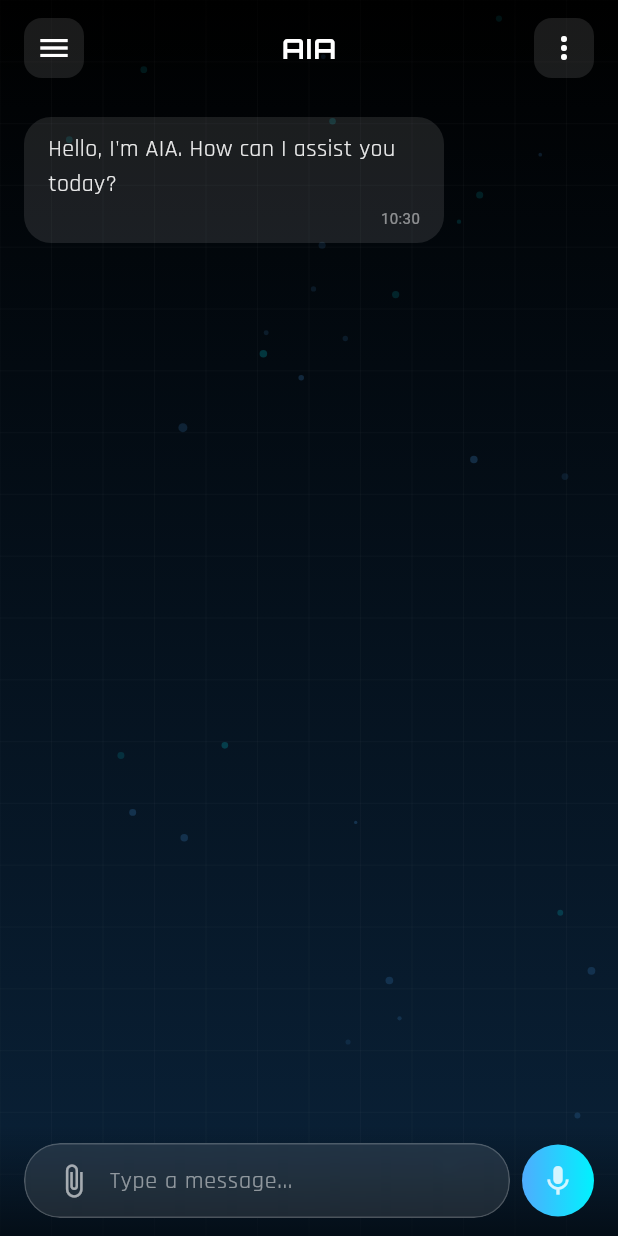
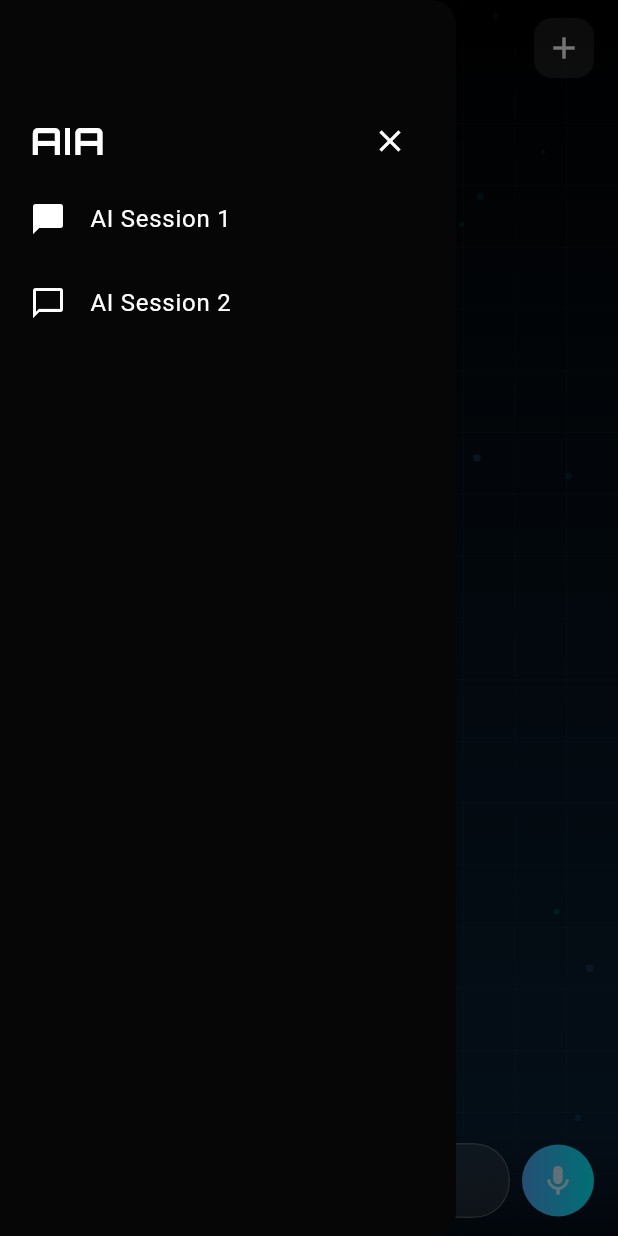
Before and after one commit to Christentimmy/AIA, a Flutter app: the ChatScreen screen opened by its route, with the side drawer open (before the commit the screen has no drawer), on a phone screen of 412 x 824 dp. Run offline on Flutter 3.47's test engine with Material 3 defaults, Android fonts, the light colour scheme and no system bars; our stand-ins replace get, google_fonts.

Commit message:
chatting functionality implemented

```diff
--- /dev/null
+++ b/lib/app/modules/chat/data/models/chat_model.dart
@@ -0,0 +1,33 @@
+class ChatModel {
+  String text;
+  final bool isUser;
+  final DateTime timestamp;
+  final bool isTyping;
+  final bool isStreaming;
+  bool isFirstMessage;
+
+  ChatModel({
+    required this.text,
+    required this.isUser,
+    required this.timestamp,
+    this.isTyping = false,
+    this.isStreaming = false,
+    this.isFirstMessage = false,
+  });
+
+  ChatModel copyWith({
+    String? text,
+    bool? isUser,
+    DateTime? timestamp,
+    bool? isTyping,
+    bool? isStreaming,
+  }) {
+    return ChatModel(
+      text: text ?? this.text,
+      isUser: isUser ?? this.isUser,
+      timestamp: timestamp ?? this.timestamp,
+      isTyping: isTyping ?? this.isTyping,
+      isStreaming: isStreaming ?? this.isStreaming,
+    );
+  }
+}
--- a/lib/app/modules/chat/models/chat_model.dart
+++ /dev/null
@@ -1,14 +0,0 @@
-
-class ChatModel {
-  final String text;
-  final bool isUser;
-  final DateTime timestamp;
-  final bool isTyping;
-
-  ChatModel({
-    required this.text,
-    required this.isUser,
-    required this.timestamp,
-    this.isTyping = false,
-  });
-}
--- a/lib/app/modules/chat/views/chat_screen.dart
+++ b/lib/app/modules/chat/views/chat_screen.dart
@@ -1,7 +1,8 @@
+import 'dart:async';
 import 'dart:math';
 import 'dart:ui';
 import 'package:aia/app/modules/chat/controller/chat_controller.dart';
-import 'package:aia/app/modules/chat/models/chat_model.dart';
+import 'package:aia/app/modules/chat/data/models/chat_model.dart';
 import 'package:aia/app/modules/chat/widgets/chat_background.dart';
 import 'package:flutter/material.dart';
 import 'package:get/get.dart';
@@ -9,13 +10,15 @@ import 'package:google_fonts/google_fonts.dart';
 import 'package:intl/intl.dart';
 
 class ChatScreen extends StatelessWidget {
-  const ChatScreen({super.key});
+  ChatScreen({super.key});
+
+  final controller = Get.find<ChatController>();
 
   @override
   Widget build(BuildContext context) {
-    final controller = Get.find<ChatController>();
-
     return Scaffold(
+      resizeToAvoidBottomInset: true,
+      drawer: const BuildDrawer(),
       body: Container(
         decoration: const BoxDecoration(
           gradient: LinearGradient(
@@ -31,8 +34,10 @@ class ChatScreen extends StatelessWidget {
           children: [
             // Background effects
             Positioned.fill(
-              child: Obx(() => _buildBackgroundEffects(
-                  controller.backgroundAnimValue.value)),
+              child: Obx(
+                () => _buildBackgroundEffects(
+                    controller.backgroundAnimValue.value),
+              ),
             ),
 
             SafeArea(
@@ -84,8 +89,11 @@ class ChatScreen extends StatelessWidget {
       child: Row(
         children: [
           // Back button
-          GestureDetector(
-            onTap: () => Get.back(),
+          Builder(builder: (context) {
+            return GestureDetector(
+              onTap: () {
+                Scaffold.of(context).openDrawer();
+              },
               child: Container(
                 padding: const EdgeInsets.all(8),
                 decoration: BoxDecoration(
@@ -97,7 +105,8 @@ class ChatScreen extends StatelessWidget {
                   color: Colors.white,
                 ),
               ),
-          ),
+            );
+          }),
 
           const Spacer(),
 
@@ -123,7 +132,7 @@ class ChatScreen extends StatelessWidget {
               borderRadius: BorderRadius.circular(12),
             ),
             child: const Icon(
-              Icons.more_vert,
+              Icons.add,
               color: Colors.white,
             ),
           ),
@@ -133,27 +142,46 @@ class ChatScreen extends StatelessWidget {
   }
 
   Widget _buildMessagesList(ChatController controller) {
-    return Obx(() => ListView.builder(
-          padding: const EdgeInsets.symmetric(horizontal: 16, vertical: 8),
+    return Obx(
+      () => ListView.builder(
+        padding: const EdgeInsets.symmetric(
+          horizontal: 16,
+          vertical: 8,
+        ),
         itemCount: controller.messages.length,
         reverse: false,
         itemBuilder: (context, index) {
           final message = controller.messages[index];
-            return _buildMessageItem(message, controller);
+          return _buildMessageItem(
+            message,
+            controller,
+            ValueKey(message.timestamp.toString()),
+          );
         },
-        ));
+      ),
+    );
   }
 
-  Widget _buildMessageItem(ChatModel message, ChatController controller) {
+  Widget _buildMessageItem(
+    ChatModel message,
+    ChatController controller,
+    Key key,
+  ) {
     if (message.isTyping) {
       return _buildTypingIndicator(controller);
     }
 
-    return Align(
-      alignment: message.isUser ? Alignment.centerRight : Alignment.centerLeft,
+    return KeyedSubtree(
+      key: key,
+      child: Align(
+        alignment:
+            message.isUser ? Alignment.centerRight : Alignment.centerLeft,
         child: Container(
-        margin: const EdgeInsets.symmetric(vertical: 6),
-        padding: const EdgeInsets.symmetric(horizontal: 16, vertical: 10),
+          margin: const EdgeInsets.symmetric(vertical: 8),
+          padding: const EdgeInsets.symmetric(
+            horizontal: 15,
+            vertical: 10,
+          ),
           constraints: const BoxConstraints(maxWidth: 280),
           decoration: BoxDecoration(
             color: message.isUser
@@ -170,17 +198,28 @@ class ChatScreen extends StatelessWidget {
                   ]
                 : null,
           ),
+          child: IntrinsicWidth(
             child: Column(
+              mainAxisSize: MainAxisSize.min,
               crossAxisAlignment: CrossAxisAlignment.start,
               children: [
                 // Message text
-            Text(
+                (!message.isUser && message.isStreaming) ||
+                        message.isFirstMessage
+                    ? StreamingTypewriterText(
+                        text: message.text,
+                        textStyle: GoogleFonts.rajdhani(
+                          textStyle: TextStyle(
+                            color: Colors.white.withOpacity(0.9),
+                            fontSize: 16,
+                          ),
+                        ),
+                      )
+                    : Text(
                         message.text,
                         style: GoogleFonts.rajdhani(
-                textStyle: TextStyle(
-                  color: message.isUser
-                      ? Colors.white
-                      : Colors.white.withOpacity(0.9),
+                          textStyle: const TextStyle(
+                            color: Colors.white,
                             fontSize: 16,
                           ),
                         ),
@@ -202,6 +241,8 @@ class ChatScreen extends StatelessWidget {
                   ),
                 ),
               ],
+            ),
+          ),
         ),
       ),
     );
@@ -294,7 +335,8 @@ class ChatScreen extends StatelessWidget {
                         child: TextField(
                           controller: controller.messageController,
                           focusNode: controller.focusNode,
-                          onChanged: (value) => controller.message.value = value,
+                          onChanged: (value) =>
+                              controller.message.value = value,
                           style: GoogleFonts.rajdhani(
                             textStyle: const TextStyle(
                               color: Colors.white,
@@ -309,6 +351,10 @@ class ChatScreen extends StatelessWidget {
                             border: InputBorder.none,
                           ),
                           cursorColor: const Color(0xFF4FACFE),
+                          maxLines: 3,
+                          minLines: 1,
+                          keyboardType: TextInputType.multiline,
+                          // expands: true,
                         ),
                       ),
                     ],
@@ -365,3 +411,145 @@ class ChatScreen extends StatelessWidget {
     );
   }
 }
+
+class BuildDrawer extends StatelessWidget {
+  const BuildDrawer({super.key});
+
+  @override
+  Widget build(BuildContext context) {
+    return Drawer(
+      backgroundColor: const Color.fromARGB(255, 7, 6, 6),
+      child: ListView(
+        padding: const EdgeInsets.symmetric(
+          vertical: 50,
+          horizontal: 20,
+        ),
+        children: [
+          const SizedBox(height: 20),
+          // Title
+          Row(
+            children: [
+              Text(
+                "AIA",
+                style: GoogleFonts.orbitron(
+                  textStyle: const TextStyle(
+                    color: Colors.white,
+                    fontSize: 25,
+                    fontWeight: FontWeight.bold,
+                    letterSpacing: 1,
+                  ),
+                ),
+              ),
+              const Spacer(),
+              IconButton(
+                icon: const Icon(
+                  Icons.close,
+                  color: Colors.white,
+                ),
+                onPressed: () {
+                  Navigator.of(context).pop();
+                },
+              ),
+            ],
+          ),
+
+          ListTile(
+            leading: const Icon(
+              Icons.chat_bubble,
+              color: Colors.white,
+            ),
+            contentPadding: EdgeInsets.zero,
+            title: const Text(
+              'AI Session 1',
+              style: TextStyle(color: Colors.white),
+            ),
+            onTap: () {},
+          ),
+          ListTile(
+            leading: const Icon(
+              Icons.chat_bubble_outline,
+              color: Colors.white,
+            ),
+            contentPadding: EdgeInsets.zero,
+            title: const Text(
+              'AI Session 2',
+              style: TextStyle(color: Colors.white),
+            ),
+            onTap: () {},
+          ),
+        ],
+      ),
+    );
+  }
+}
+
+class StreamingTypewriterText extends StatefulWidget {
+  final String text;
+  final TextStyle textStyle;
+
+  const StreamingTypewriterText({
+    super.key,
+    required this.text,
+    required this.textStyle,
+  });
+
+  @override
+  _StreamingTypewriterTextState createState() =>
+      _StreamingTypewriterTextState();
+}
+
+class _StreamingTypewriterTextState extends State<StreamingTypewriterText> {
+  String _displayText = '';
+  String _lastText = '';
+  Timer? _timer;
+  int _typingPosition = 0;
+  final Duration _typingSpeed = Duration(milliseconds: 20);
+
+  @override
+  void initState() {
+    super.initState();
+    _startTyping();
+  }
+
+  @override
+  void didUpdateWidget(StreamingTypewriterText oldWidget) {
+    super.didUpdateWidget(oldWidget);
+    // If text changed, update typing
+    if (widget.text != oldWidget.text) {
+      _startTyping();
+    }
+  }
+
+  void _startTyping() {
+    _lastText = widget.text;
+    _timer?.cancel();
+
+    // If we're already typing, continue from where we left off
+    if (_typingPosition < widget.text.length) {
+      _timer = Timer.periodic(_typingSpeed, (timer) {
+        setState(() {
+          if (_typingPosition < widget.text.length) {
+            _displayText = widget.text.substring(0, _typingPosition + 1);
+            _typingPosition++;
+          } else {
+            _timer?.cancel();
+          }
+        });
+      });
+    }
+  }
+
+  @override
+  void dispose() {
+    _timer?.cancel();
+    super.dispose();
+  }
+
+  @override
+  Widget build(BuildContext context) {
+    return Text(
+      _displayText,
+      style: widget.textStyle,
+    );
+  }
+}
--- a/lib/app/routes/app_pages.dart
+++ b/lib/app/routes/app_pages.dart
@@ -24,7 +24,7 @@ class AppPages {
     GetPage(
       name: AppRoutes.chatscreen,
       binding: ChatBindings(),
-      page: () => const ChatScreen(),
+      page: () => ChatScreen(),
     ),
   ];
 }
--- a/pubspec.yaml
+++ b/pubspec.yaml
@@ -7,10 +7,14 @@ environment:
   sdk: ^3.5.4
 
 dependencies:
+  dart_openai: ^5.1.0
   flutter:
     sdk: flutter
+  flutter_ai_toolkit: ^0.6.5
   get: ^4.7.2
   google_fonts: ^6.2.1
+  google_generative_ai: ^0.4.6
+  http: ^1.3.0
   intl: ^0.20.2
 
 dev_dependencies:
```
Also changed, not shown: lib/app/modules/chat/controller/chat_controller.dart (+49 -40 lines), lib/app/modules/chat/data/service/chat_service.dart (added, +77 -0 lines), pubspec.lock, 6 other files. Lines whose indentation alone changed are shown as unchanged.
